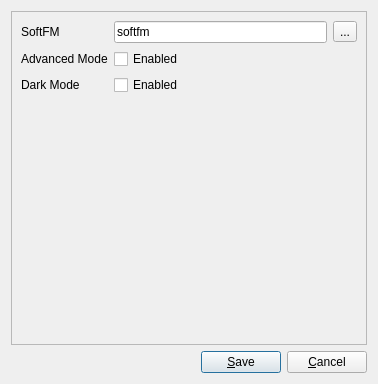
This is SettingsDialog.ui in huseyinkozan/softfm-gui as Qt 5 draws it before an edit. The edited form follows.
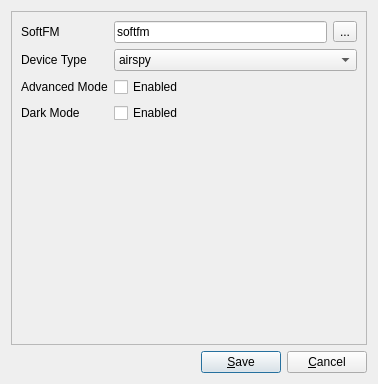
This is the edited form.

Patch:
```diff
--- a/SettingsDialog.ui
+++ b/SettingsDialog.ui
@@ -48,7 +48,7 @@
         </item>
        </layout>
       </item>
-      <item row="3" column="0" colspan="2">
+      <item row="4" column="0" colspan="2">
        <spacer name="verticalSpacer">
         <property name="orientation">
          <enum>Qt::Vertical</enum>
@@ -61,34 +61,70 @@
         </property>
        </spacer>
       </item>
-      <item row="1" column="0">
+      <item row="2" column="0">
        <widget class="QLabel" name="advancedModeLabel">
         <property name="text">
          <string>Advanced Mode</string>
         </property>
        </widget>
       </item>
-      <item row="1" column="1">
+      <item row="2" column="1">
        <widget class="QCheckBox" name="advancedModeCheckBox">
         <property name="text">
          <string>Enabled</string>
         </property>
        </widget>
       </item>
-      <item row="2" column="0">
+      <item row="3" column="0">
        <widget class="QLabel" name="darkModeLabel">
         <property name="text">
          <string>Dark Mode</string>
         </property>
        </widget>
       </item>
-      <item row="2" column="1">
+      <item row="3" column="1">
        <widget class="QCheckBox" name="darkModeCheckBox">
         <property name="text">
          <string>Enabled</string>
         </property>
        </widget>
       </item>
+      <item row="1" column="0">
+       <widget class="QLabel" name="deviceTypeLabel">
+        <property name="text">
+         <string>Device Type</string>
+        </property>
+       </widget>
+      </item>
+      <item row="1" column="1">
+       <widget class="QComboBox" name="deviceTypeComboBox">
+        <item>
+         <property name="text">
+          <string notr="true">airspy</string>
+         </property>
+        </item>
+        <item>
+         <property name="text">
+          <string notr="true">bladerf</string>
+         </property>
+        </item>
+        <item>
+         <property name="text">
+          <string notr="true">hackrf</string>
+         </property>
+        </item>
+        <item>
+         <property name="text">
+          <string notr="true">rtlsdr</string>
+         </property>
+        </item>
+        <item>
+         <property name="text">
+          <string>wave</string>
+         </property>
+        </item>
+       </widget>
+      </item>
      </layout>
     </widget>
    </item>
```
